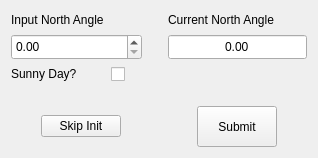
The window that cataglyphis_gui/qt_project_src/cataglyphis_gui/init_step_one_form.ui (wvu-irl/cataglyphis3-software) describes before a commit, drawn with Qt 5.
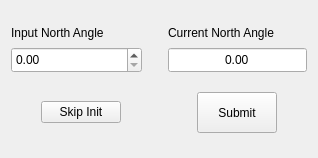
The same window after the commit.

The edit to the form file:
```diff
--- a/cataglyphis_gui/qt_project_src/cataglyphis_gui/init_step_one_form.ui
+++ b/cataglyphis_gui/qt_project_src/cataglyphis_gui/init_step_one_form.ui
@@ -158,58 +158,6 @@
      </property>
     </spacer>
    </item>
-   <item>
-    <layout class="QFormLayout" name="formLayout_3">
-     <item row="0" column="0">
-      <widget class="QLabel" name="label">
-       <property name="sizePolicy">
-        <sizepolicy hsizetype="Minimum" vsizetype="Preferred">
-         <horstretch>0</horstretch>
-         <verstretch>0</verstretch>
-        </sizepolicy>
-       </property>
-       <property name="minimumSize">
-        <size>
-         <width>94</width>
-         <height>16</height>
-        </size>
-       </property>
-       <property name="text">
-        <string>Sunny Day? </string>
-       </property>
-      </widget>
-     </item>
-     <item row="0" column="1">
-      <widget class="QCheckBox" name="sunny_day_checkbox">
-       <property name="minimumSize">
-        <size>
-         <width>16</width>
-         <height>16</height>
-        </size>
-       </property>
-       <property name="text">
-        <string/>
-       </property>
-      </widget>
-     </item>
-    </layout>
-   </item>
-   <item>
-    <spacer name="verticalSpacer_2">
-     <property name="orientation">
-      <enum>Qt::Vertical</enum>
-     </property>
-     <property name="sizeType">
-      <enum>QSizePolicy::Preferred</enum>
-     </property>
-     <property name="sizeHint" stdset="0">
-      <size>
-       <width>294</width>
-       <height>0</height>
-      </size>
-     </property>
-    </spacer>
-   </item>
    <item>
     <layout class="QHBoxLayout" name="horizontalLayout">
      <item>
```
